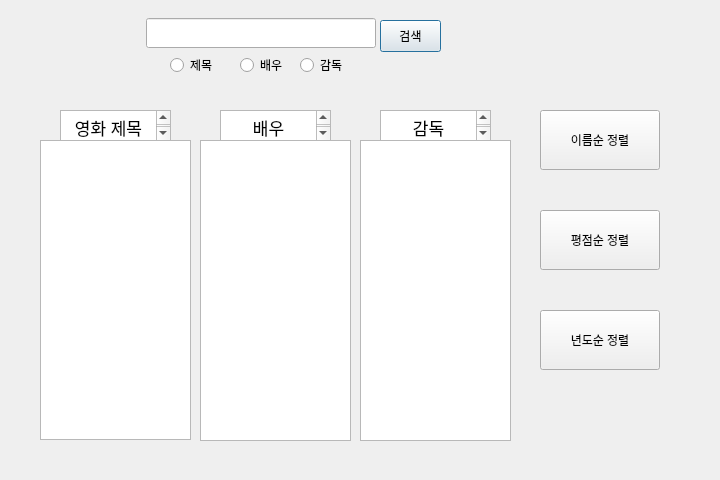
The window that database_src/v1/window/mainActivity.ui (DDongYul/Database-FinalProject) describes before a commit, drawn with Qt 5.
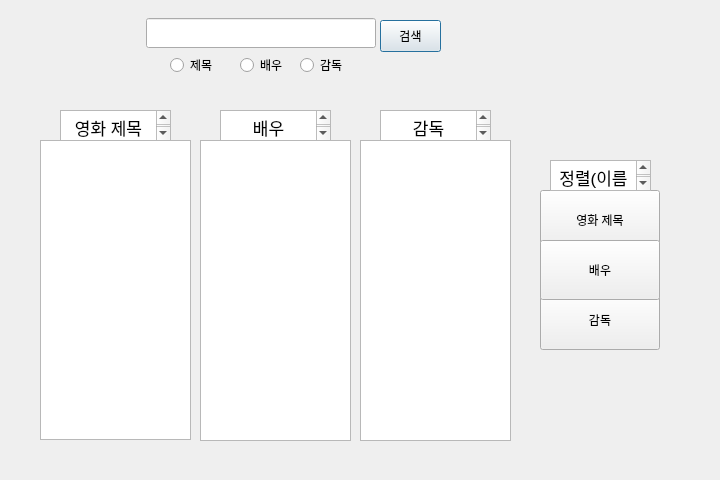
The same window after the commit.

Commit message: 정렬 1차구현

Diff of the .ui file:
```diff
--- a/database_src/v1/window/mainActivity.ui
+++ b/database_src/v1/window/mainActivity.ui
@@ -92,39 +92,39 @@
    <property name="geometry">
     <rect>
      <x>540</x>
-     <y>110</y>
+     <y>190</y>
      <width>120</width>
      <height>60</height>
     </rect>
    </property>
    <property name="text">
-    <string>이름순 정렬</string>
+    <string>영화 제목</string>
    </property>
   </widget>
   <widget class="QPushButton" name="sortYearButton">
    <property name="geometry">
     <rect>
      <x>540</x>
-     <y>310</y>
+     <y>290</y>
      <width>120</width>
      <height>60</height>
     </rect>
    </property>
    <property name="text">
-    <string>년도순 정렬</string>
+    <string>감독</string>
    </property>
   </widget>
   <widget class="QPushButton" name="sortRateButton">
    <property name="geometry">
     <rect>
      <x>540</x>
-     <y>210</y>
+     <y>240</y>
      <width>120</width>
      <height>60</height>
     </rect>
    </property>
    <property name="text">
-    <string>평점순 정렬</string>
+    <string>배우</string>
    </property>
   </widget>
   <widget class="QListWidget" name="listWidget2">
@@ -198,6 +198,26 @@
 &lt;p align=&quot;center&quot; style=&quot; margin-top:0px; margin-bottom:0px; margin-left:0px; margin-right:0px; -qt-block-indent:0; text-indent:0px;&quot;&gt;감독&lt;/p&gt;&lt;/body&gt;&lt;/html&gt;</string>
    </property>
   </widget>
+  <widget class="QTextEdit" name="textEdit_4">
+   <property name="geometry">
+    <rect>
+     <x>550</x>
+     <y>160</y>
+     <width>101</width>
+     <height>31</height>
+    </rect>
+   </property>
+   <property name="readOnly">
+    <bool>true</bool>
+   </property>
+   <property name="html">
+    <string>&lt;!DOCTYPE HTML PUBLIC &quot;-//W3C//DTD HTML 4.0//EN&quot; &quot;http://www.w3.org/TR/REC-html40/strict.dtd&quot;&gt;
+&lt;html&gt;&lt;head&gt;&lt;meta name=&quot;qrichtext&quot; content=&quot;1&quot; /&gt;&lt;style type=&quot;text/css&quot;&gt;
+p, li { white-space: pre-wrap; }
+&lt;/style&gt;&lt;/head&gt;&lt;body style=&quot; font-family:'.AppleSystemUIFont'; font-size:13pt; font-weight:400; font-style:normal;&quot;&gt;
+&lt;p align=&quot;center&quot; style=&quot; margin-top:0px; margin-bottom:0px; margin-left:0px; margin-right:0px; -qt-block-indent:0; text-indent:0px;&quot;&gt;정렬(이름순)&lt;/p&gt;&lt;/body&gt;&lt;/html&gt;</string>
+   </property>
+  </widget>
  </widget>
  <resources/>
  <connections/>
```
Left out of the diff: 4 changed lines with no effect on the pictures. The commit also changes 3 other files.
